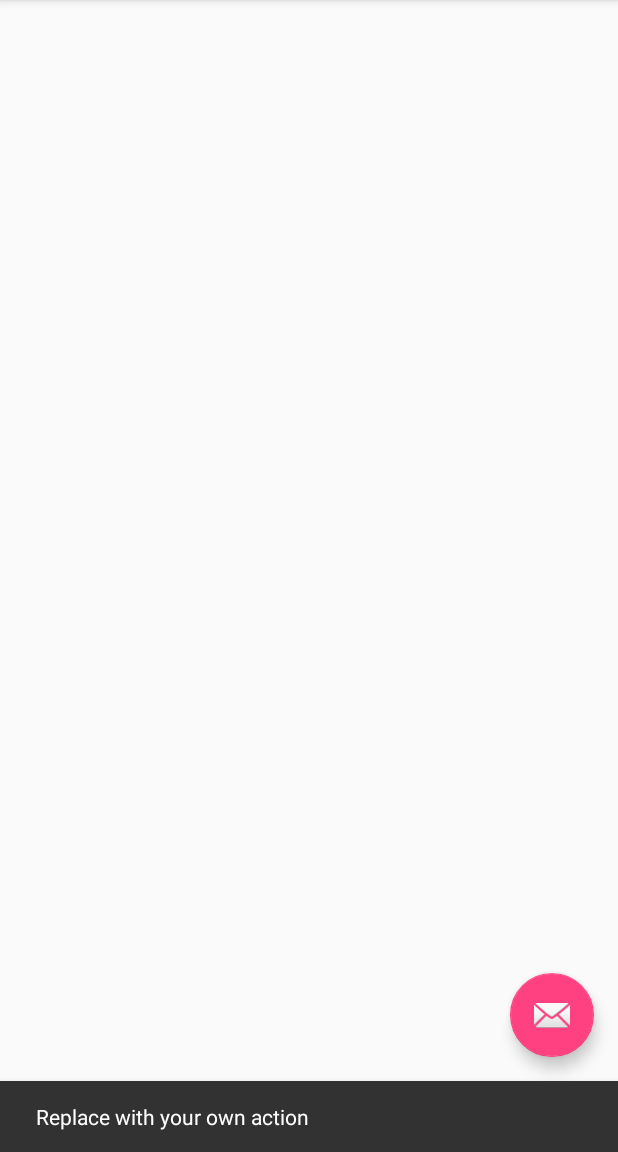
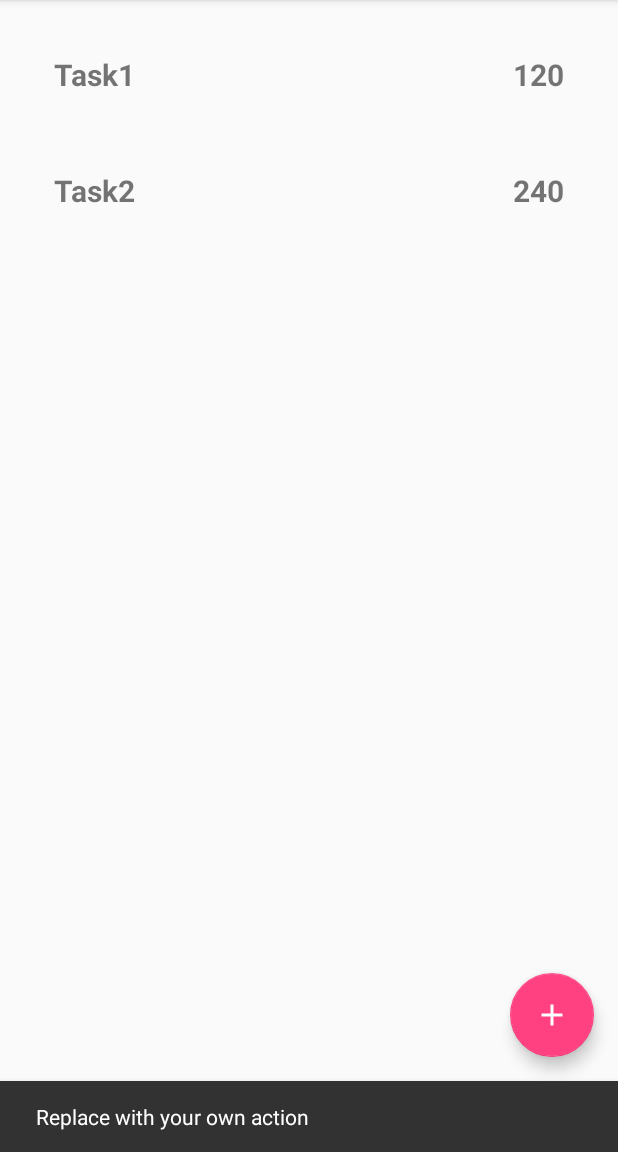
Before and after one commit to neelmehta247/Hack4Health, an Android app: the screen it shows after launch (MainActivity), after a tap on an icon or button, on a phone screen of 412 x 824 dp, the part 84-1236 px from its top. Run offline under Robolectric (Android 15) with nearby library versions, the phone set to English and light mode, and no system bars.

Commit message:
UI tweak and code clean up

```diff
--- a/Android/Hack4Health/app/src/main/java/me/neelmehta/hack4health/MainActivity.java
+++ b/Android/Hack4Health/app/src/main/java/me/neelmehta/hack4health/MainActivity.java
@@ -14,8 +14,6 @@ import android.view.View;
 
 public class MainActivity extends AppCompatActivity {
     private RecyclerView mRecyclerView;
-    private RecyclerView.LayoutManager mLayoutManager;
-    private RecyclerView.Adapter recyclerAdapter;
     private TaskModal[] tasks;
 
     @Override
@@ -38,15 +36,11 @@ public class MainActivity extends AppCompatActivity {
         });
 
         mRecyclerView = (RecyclerView) findViewById(R.id.main_recycler_view);
-        mRecyclerView.setHasFixedSize(true);
+        mRecyclerView.setLayoutManager(new LinearLayoutManager(this));
 
-        mLayoutManager = new LinearLayoutManager(this);
-        mRecyclerView.setLayoutManager(mLayoutManager);
-
-        tasks = new TaskModal[] { new TaskModal("Task1", (long) 120, 0, 2),
+        tasks = new TaskModal[]{new TaskModal("Task1", (long) 120, 0, 2),
                 new TaskModal("Task2", (long) 240, 0, 4)};
-
-        recyclerAdapter = new MainRecyclerAdapter(tasks);
+        mRecyclerView.setAdapter(new MainRecyclerAdapter(tasks));
     }
 
     @Override
--- a/Android/Hack4Health/app/src/main/java/me/neelmehta/hack4health/TimerService.java
+++ b/Android/Hack4Health/app/src/main/java/me/neelmehta/hack4health/TimerService.java
@@ -42,7 +42,6 @@ public class TimerService extends Service {
             timers.add(new CountDownTimer(length, 100) {
                 @Override
                 public void onTick(long millisUntilFinished) {
-                    Log.d("timer", names.get(timers.indexOf(this)));
                 }
 
                 @Override
--- a/Android/Hack4Health/app/src/main/res/layout/activity_main.xml
+++ b/Android/Hack4Health/app/src/main/res/layout/activity_main.xml
@@ -25,10 +25,11 @@
 
     <android.support.design.widget.FloatingActionButton
         android:id="@+id/fab"
-        android:layout_width="wrap_content"
-        android:layout_height="wrap_content"
+        android:layout_width="56dp"
+        android:layout_height="56dp"
         android:layout_gravity="bottom|end"
         android:layout_margin="@dimen/fab_margin"
-        app:srcCompat="@android:drawable/ic_dialog_email" />
+        android:src="@drawable/ic_add_white_24dp"
+        app:fabSize="normal" />
 
 </android.support.design.widget.CoordinatorLayout>
```
Also changed, not shown: Android/Hack4Health/app/src/main/res/layout/main_recycler_view_item.xml (+2 -5 lines), Android/Hack4Health/app/src/main/res/drawable-xxxhdpi/ic_add_white_24dp.png (added).
